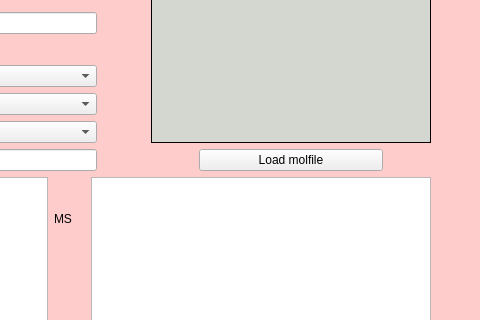
This is chemReg/regchem.ui in dahlbma/scarab_tornado as Qt 5 draws it before an edit; both pictures show x 760 to 1240 and y 160 to 480 of the 1240 by 801 pixel window. The edited form follows.
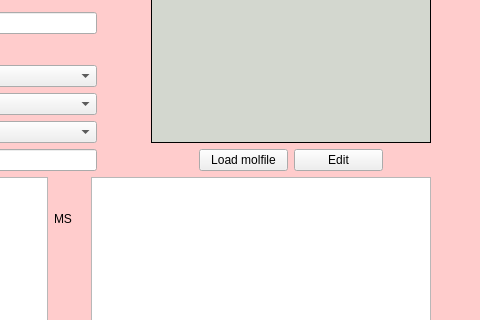
This is the edited form.

Diff of the .ui file:
```diff
--- a/chemReg/regchem.ui
+++ b/chemReg/regchem.ui
@@ -500,11 +500,21 @@
             </item>
             <item>
              <widget class="QPushButton" name="loadmol_btn">
+              <property name="enabled">
+               <bool>true</bool>
+              </property>
               <property name="text">
                <string>Load molfile</string>
               </property>
              </widget>
             </item>
+            <item>
+             <widget class="QPushButton" name="editmol_btn">
+              <property name="text">
+               <string>Edit</string>
+              </property>
+             </widget>
+            </item>
             <item>
              <spacer name="horizontalSpacer_21">
               <property name="orientation">
```
Left out of the diff: 2 changed lines with no effect on the pictures.
